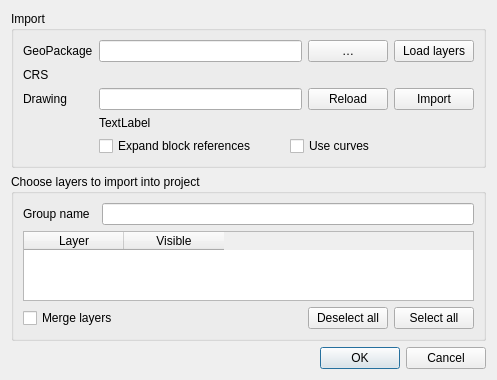
Above: src/ui/qgsdwgimportbase.ui from carsmie/QGIS before the change. Below: the same form after it.
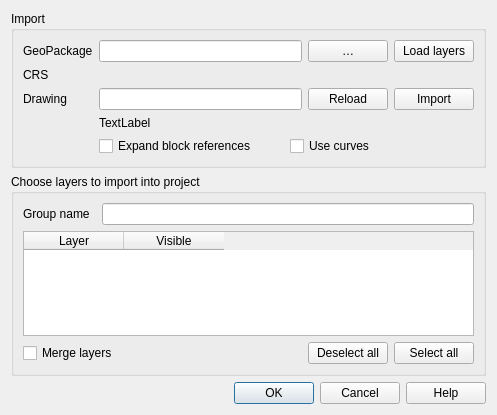
That is the form after the change. Custom widgets are drawn as their Qt base class.

Commit message:
Filling the help infrastructure (#5064)
* Filling the help infrastructure

Add missing help button and links to user manual

* Remove unneeded comment

* remove unneeded comment

* Remove unneeded comment

What changed in the file:
```diff
--- a/src/ui/qgsdwgimportbase.ui
+++ b/src/ui/qgsdwgimportbase.ui
@@ -7,7 +7,7 @@
     <x>0</x>
     <y>0</y>
     <width>497</width>
-    <height>366</height>
+    <height>415</height>
    </rect>
   </property>
   <property name="windowTitle">
@@ -20,7 +20,7 @@
       <enum>Qt::Horizontal</enum>
      </property>
      <property name="standardButtons">
-      <set>QDialogButtonBox::Cancel|QDialogButtonBox::Ok</set>
+      <set>QDialogButtonBox::Cancel|QDialogButtonBox::Help|QDialogButtonBox::Ok</set>
      </property>
     </widget>
    </item>
```
The commit also changes 32 other files.
